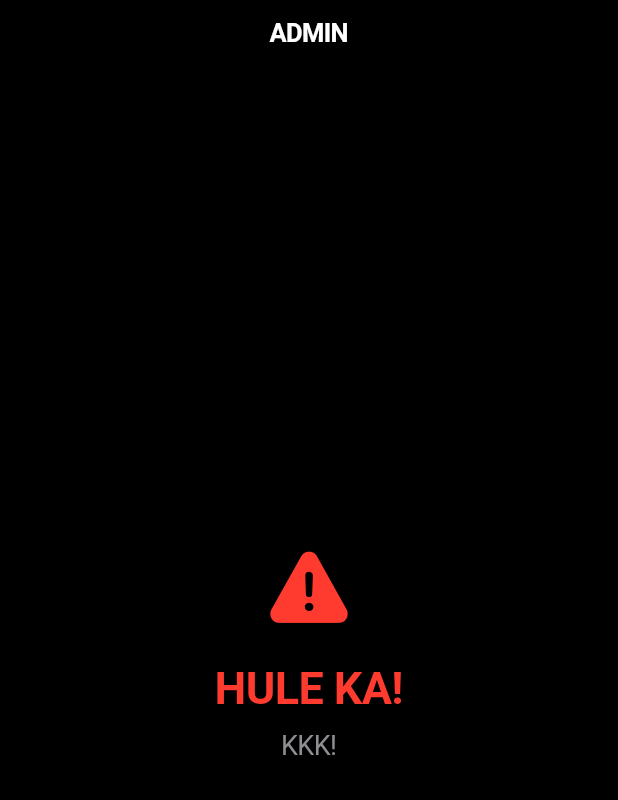
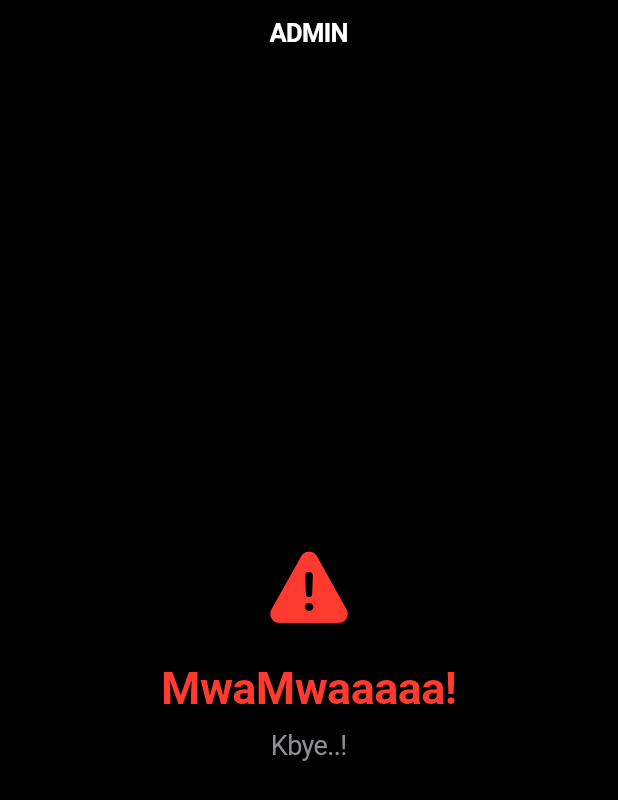
Before and after one commit to christian-cunanan-caparra/settings, a Flutter app: the screen it shows after launch, on a phone screen of 412 x 824 dp. Shown: the top 800 px of the screen. Run offline on Flutter 3.47's test engine with Material 3 defaults, Android fonts, the phone set to English and light mode, and no system bars.

```diff
--- a/lib/main.dart
+++ b/lib/main.dart
@@ -799,11 +799,11 @@ class TrapPage extends StatelessWidget {
           Icon(CupertinoIcons.exclamationmark_triangle_fill, size: 60, color: CupertinoColors.systemRed,
           ),
           SizedBox(height: 20),
-          Text("HULE KA!", style: TextStyle(fontSize: 30, fontWeight: FontWeight.bold, color: CupertinoColors.systemRed,
+          Text("MwaMwaaaaa!", style: TextStyle(fontSize: 30, fontWeight: FontWeight.bold, color: CupertinoColors.systemRed,
           ),
           ),
           SizedBox(height: 10),
-          Text("KKK!", style: TextStyle(fontSize: 18, color: CupertinoColors.systemGrey,
+          Text("Kbye..!", style: TextStyle(fontSize: 18, color: CupertinoColors.systemGrey,
           ),
           ),
         ],
```
